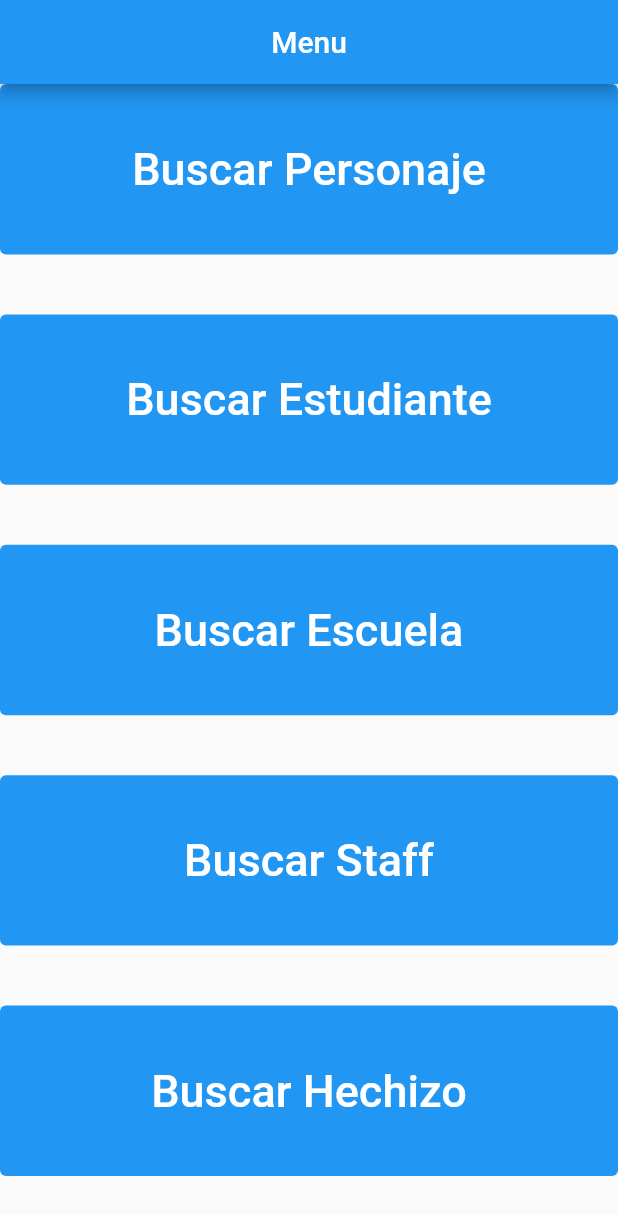
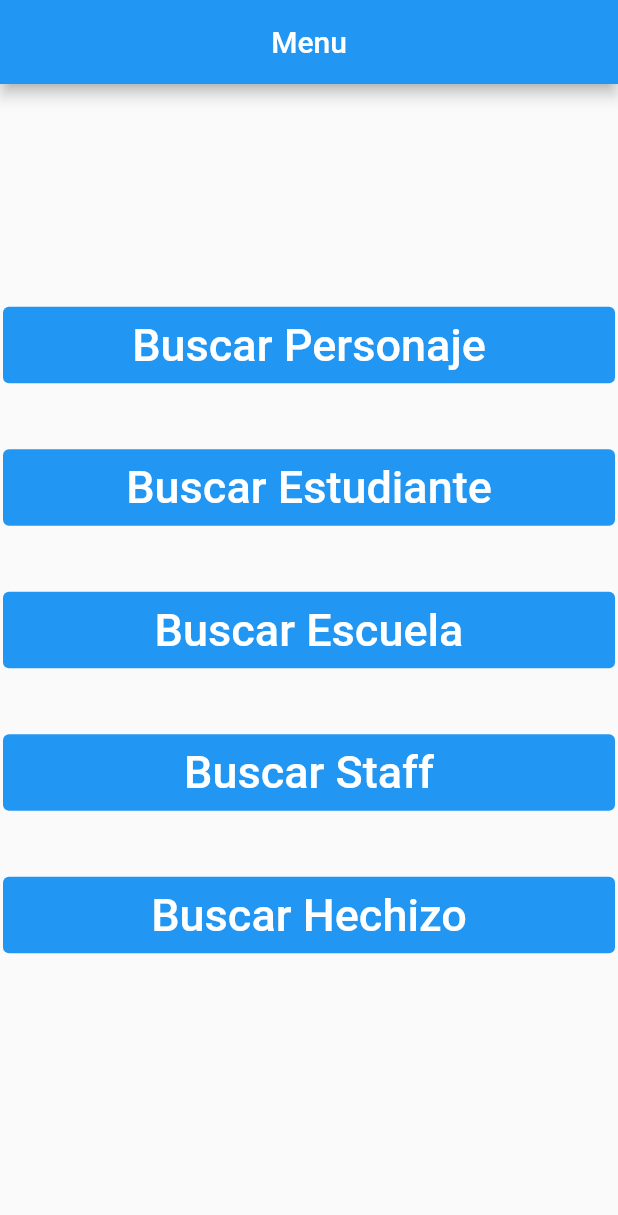
Before and after one commit to brandonruiz123/HP-API, a Flutter app: the screen it shows after launch, on a phone screen of 412 x 824 dp. Shown: the top 1215 px of the screen. Run offline on Flutter 3.47's test engine with Material 2 defaults, Android fonts, the phone set to English and light mode, and no system bars; our stand-ins replace bloc, cached_network_image, flutter_bloc, fpdart.

Commit message:
Modifica VistaMostrandoMenu

```diff
--- a/hp_api_application/lib/caracteristicas/verificaciones/vistas/common_widgets.dart
+++ b/hp_api_application/lib/caracteristicas/verificaciones/vistas/common_widgets.dart
@@ -111,16 +111,16 @@ class Template extends StatelessWidget {
             child: Text(texto),
           ),
         ),
-        body: Center(child: Flexible(child: widget)),
+        body: Center(child: widget),
       ),
     );
   }
 }
 
-class Boton extends StatelessWidget {
+class Botonn extends StatelessWidget {
   final String? texto;
   final Evento evento;
-  const Boton({super.key, this.texto, required this.evento});
+  const Botonn({super.key, this.texto, required this.evento});
 
   @override
   Widget build(BuildContext context) {
@@ -140,10 +140,10 @@ class Boton extends StatelessWidget {
   }
 }
 
-class Botonn extends StatelessWidget {
+class Boton extends StatelessWidget {
   final String? texto;
   final Evento evento;
-  const Botonn({super.key, this.texto, required this.evento});
+  const Boton({super.key, this.texto, required this.evento});
 
   @override
   Widget build(BuildContext context) {
--- a/hp_api_application/lib/caracteristicas/verificaciones/vistas/vista_mostrando_menu.dart
+++ b/hp_api_application/lib/caracteristicas/verificaciones/vistas/vista_mostrando_menu.dart
@@ -60,11 +60,9 @@ class Botones extends StatelessWidget {
 
   @override
   Widget build(BuildContext context) {
-    return Expanded(
-      child: Column(
-        mainAxisAlignment: MainAxisAlignment.center,
-        children: loopButtons(),
-      ),
+    return Column(
+      mainAxisAlignment: MainAxisAlignment.center,
+      children: loopButtons(),
     );
   }
 }
```
